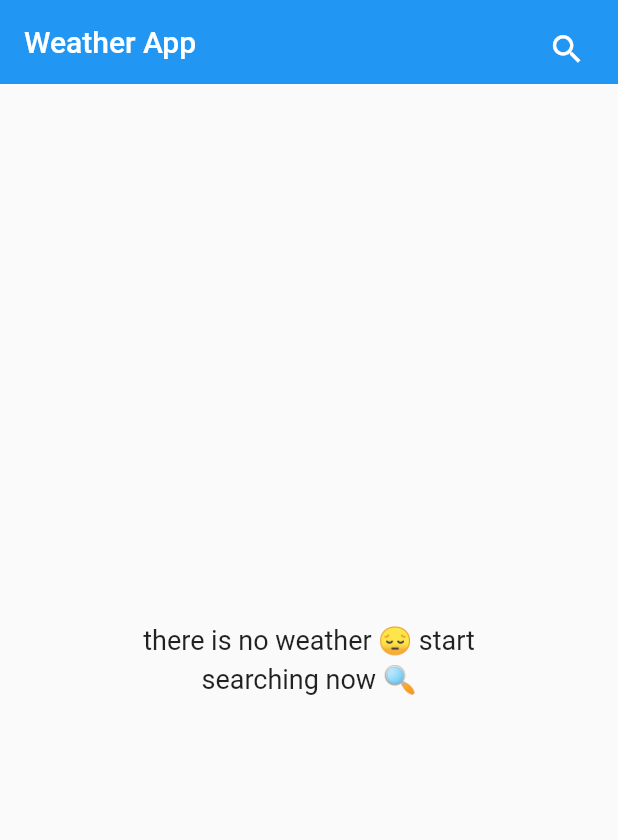
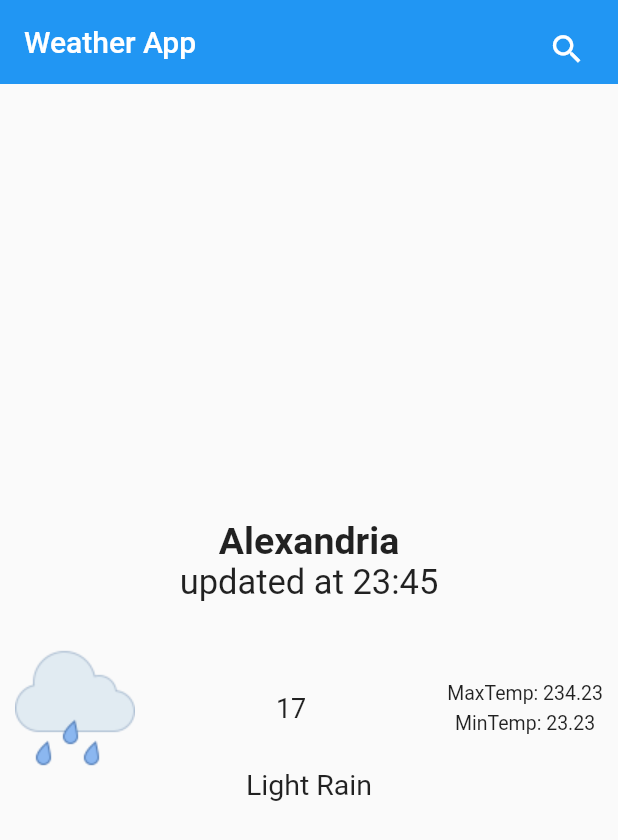
Before and after one commit to AbdulrahmanAlShaweesh/Flutter-Weather-App, a Flutter app: the screen it shows after launch, on a phone screen of 412 x 824 dp. Shown: the top 840 px of the screen. Run offline on Flutter 3.47's test engine with Material 2 defaults, Android fonts, the phone set to English and light mode, and no system bars.

Commit message:
added no weather and weather body view

```diff
--- a/lib/views/home_Veiw.dart
+++ b/lib/views/home_Veiw.dart
@@ -1,5 +1,6 @@
 import 'package:flutter/material.dart';
 import 'package:flutter_weather_app/widgets/no_weather_body.dart';
+import 'package:flutter_weather_app/widgets/weather_body.dart';
 
 class HomeView extends StatelessWidget {
   const HomeView({super.key});
@@ -29,7 +30,7 @@ class HomeView extends StatelessWidget {
             )
           ],
         ),
-        body: const NoWeatherBody(),
+        body: const WeatherBody(),
       ),
     );
   }
--- a/lib/widgets/custom_text.dart
+++ b/lib/widgets/custom_text.dart
@@ -1,16 +1,20 @@
 import 'package:flutter/material.dart';
 
 class CustomText extends StatelessWidget {
-  const CustomText({super.key, required this.text});
+  const CustomText({
+    super.key,
+    required this.text,
+    required this.fontSize,
+  });
 
   final text;
-
+  final fontSize;
   @override
   Widget build(BuildContext context) {
     return Text(
       text,
-      style: const TextStyle(
-        fontSize: 18.0,
+      style: TextStyle(
+        fontSize: fontSize,
       ),
     );
   }
--- a/lib/widgets/no_weather_body.dart
+++ b/lib/widgets/no_weather_body.dart
@@ -1,25 +1,11 @@
 import 'package:flutter/material.dart';
-import 'package:flutter_weather_app/widgets/custom_text.dart';
+import 'package:flutter_weather_app/widgets/no_weather_body_builder.dart';
 
 class NoWeatherBody extends StatelessWidget {
   const NoWeatherBody({super.key});
 
   @override
   Widget build(BuildContext context) {
-    return const Center(
-      child: Column(
-        mainAxisAlignment: MainAxisAlignment.center,
-        crossAxisAlignment: CrossAxisAlignment.center,
-        children: [
-          CustomText(
-            text: 'there is no weather 😔 start',
-          ),
-          SizedBox(
-            height: 5.0,
-          ),
-          CustomText(text: 'searching now 🔍')
-        ],
-      ),
-    );
+    return const NoWeatherBodyBuilder();
   }
 }
--- /dev/null
+++ b/lib/widgets/no_weather_body_builder.dart
@@ -0,0 +1,30 @@
+import 'package:flutter/material.dart';
+import 'package:flutter_weather_app/widgets/custom_text.dart';
+
+class NoWeatherBodyBuilder extends StatelessWidget {
+  const NoWeatherBodyBuilder({
+    super.key,
+  });
+
+  @override
+  Widget build(BuildContext context) {
+    return const Center(
+      child: Column(
+        mainAxisSize: MainAxisSize.min,
+        children: [
+          CustomText(
+            text: 'there is no weather 😔 start',
+            fontSize: 18.0,
+          ),
+          SizedBox(
+            height: 5.0,
+          ),
+          CustomText(
+            text: 'searching now 🔍',
+            fontSize: 18.0,
+          ),
+        ],
+      ),
+    );
+  }
+}
--- a/lib/widgets/weather_body.dart
+++ b/lib/widgets/weather_body.dart
@@ -1,10 +1,11 @@
 import 'package:flutter/material.dart';
+import 'package:flutter_weather_app/widgets/weather_body_builder.dart';
 
 class WeatherBody extends StatelessWidget {
   const WeatherBody({super.key});
 
   @override
   Widget build(BuildContext context) {
-    return const Placeholder();
+    return const WeatherBodBuilder();
   }
 }
--- /dev/null
+++ b/lib/widgets/weather_body_builder.dart
@@ -0,0 +1,53 @@
+import 'package:flutter/material.dart';
+import 'package:flutter_weather_app/widgets/custom_text.dart';
+
+class WeatherBodBuilder extends StatelessWidget {
+  const WeatherBodBuilder({
+    super.key,
+  });
+
+  @override
+  Widget build(BuildContext context) {
+    return Center(
+      child: Column(
+        mainAxisSize: MainAxisSize.min,
+        children: [
+          const Text(
+            'Alexandria',
+            style: TextStyle(
+              fontSize: 25.0,
+              fontWeight: FontWeight.bold,
+            ),
+          ),
+          const CustomText(
+            text: 'updated at 23:45',
+            fontSize: 23.0,
+          ),
+          const SizedBox(
+            height: 30.0,
+          ),
+          Padding(
+            padding: const EdgeInsets.symmetric(horizontal: 10.0),
+            child: Row(
+              mainAxisAlignment: MainAxisAlignment.spaceBetween,
+              children: [
+                Image.asset('assets/images/rainy.png'),
+                const CustomText(text: '17', fontSize: 18.0),
+                const Column(
+                  children: [
+                    CustomText(text: 'MaxTemp: 234.23', fontSize: 13.0),
+                    SizedBox(
+                      height: 5,
+                    ),
+                    CustomText(text: 'MinTemp: 23.23', fontSize: 13.0),
+                  ],
+                )
+              ],
+            ),
+          ),
+          const CustomText(text: 'Light Rain', fontSize: 19.0)
+        ],
+      ),
+    );
+  }
+}
```
Also changed, not shown: pubspec.yaml (+4 -6 lines), assets/images/clear.png (added), assets/images/cloudy.png (added), assets/images/rainy.png (added), assets/images/snow.png (added), assets/images/thunderstorm.png (added).
